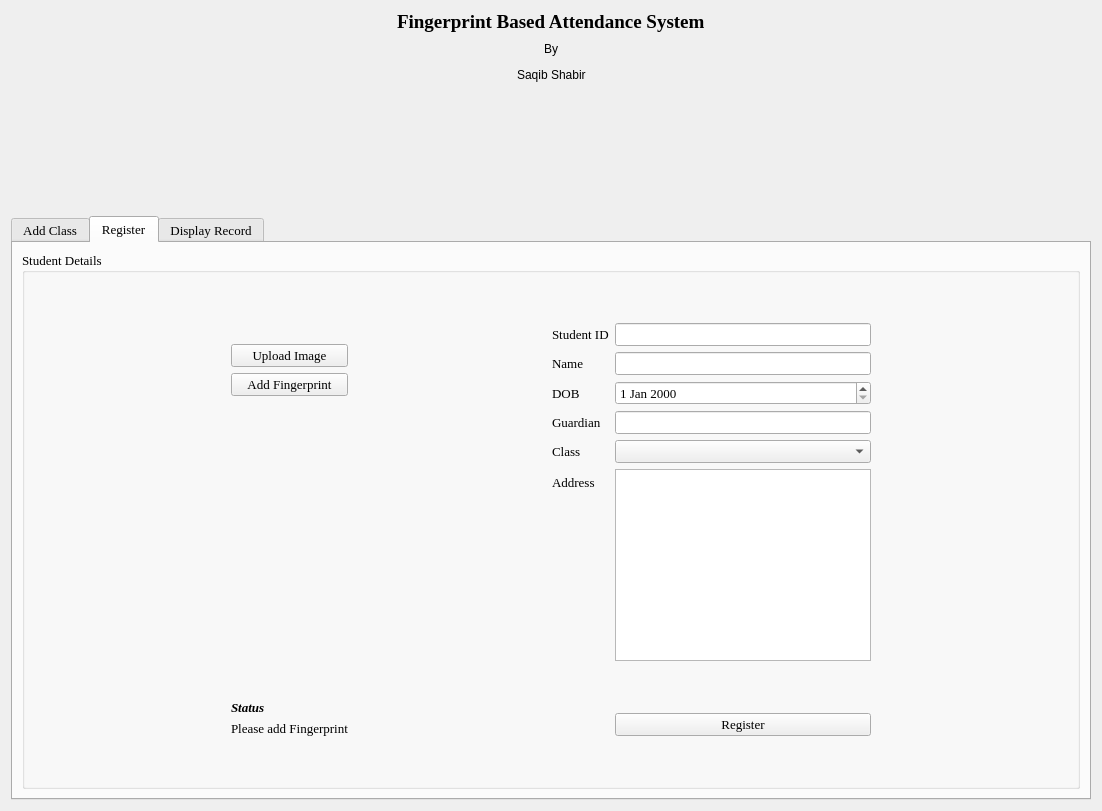
Qt form designs/FAS.ui (sirhanningfield/fas) before a commit.
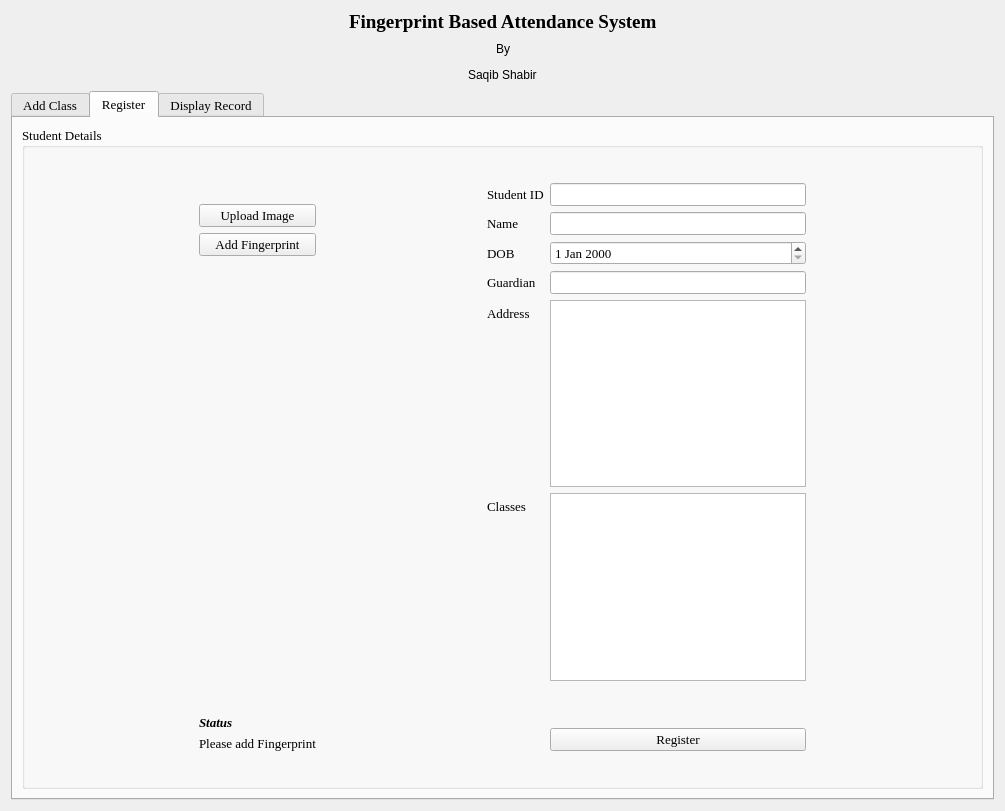
The same form after that commit. The open tabs and pages were chosen to show the change. Icons and pictures are not drawn.

Patch:
```diff
--- a/designs/FAS.ui
+++ b/designs/FAS.ui
@@ -6,7 +6,7 @@
    <rect>
     <x>0</x>
     <y>0</y>
-    <width>1102</width>
+    <width>1005</width>
     <height>811</height>
    </rect>
   </property>
@@ -297,29 +297,26 @@
                <widget class="QLineEdit" name="reg_std_guardian"/>
               </item>
               <item row="5" column="0">
-               <widget class="QLabel" name="label_8">
-                <property name="text">
-                 <string>Class</string>
-                </property>
-               </widget>
-              </item>
-              <item row="5" column="1">
-               <widget class="QComboBox" name="reg_std_class"/>
-              </item>
-              <item row="6" column="0">
                <widget class="QLabel" name="label_5">
                 <property name="text">
                  <string>Address</string>
                 </property>
                </widget>
               </item>
-              <item row="6" column="1">
+              <item row="5" column="1">
                <widget class="QTextEdit" name="reg_std_address"/>
               </item>
-              <item row="8" column="1">
-               <widget class="QPushButton" name="reg_std_btn">
+              <item row="6" column="0">
+               <widget class="QLabel" name="label_11">
                 <property name="text">
-                 <string>Register</string>
+                 <string>Classes</string>
+                </property>
+               </widget>
+              </item>
+              <item row="6" column="1">
+               <widget class="QListWidget" name="reg_std_class_list">
+                <property name="selectionMode">
+                 <enum>QAbstractItemView::MultiSelection</enum>
                 </property>
                </widget>
               </item>
@@ -336,6 +333,13 @@
                 </property>
                </spacer>
               </item>
+              <item row="8" column="1">
+               <widget class="QPushButton" name="reg_std_btn">
+                <property name="text">
+                 <string>Register</string>
+                </property>
+               </widget>
+              </item>
              </layout>
             </item>
             <item row="4" column="3">
```
